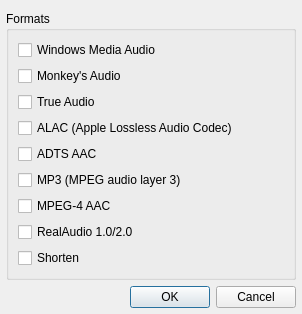
The window that src/plugins/Input/ffmpeg/settingsdialog.ui (ksv1986/qmmp-staging) describes before a commit, drawn with Qt 5.
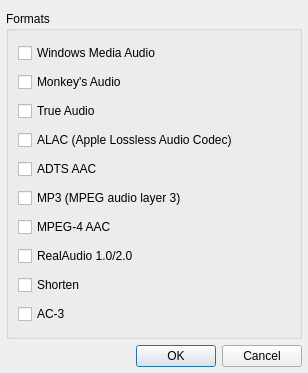
The same window after the commit.

The edit to the form file:
```diff
--- a/src/plugins/Input/ffmpeg/settingsdialog.ui
+++ b/src/plugins/Input/ffmpeg/settingsdialog.ui
@@ -6,8 +6,8 @@
    <rect>
     <x>0</x>
     <y>0</y>
-    <width>302</width>
-    <height>311</height>
+    <width>308</width>
+    <height>373</height>
    </rect>
   </property>
   <property name="windowTitle">
@@ -118,6 +118,13 @@
         </property>
        </widget>
       </item>
+      <item>
+       <widget class="QCheckBox" name="ac3CheckBox">
+        <property name="text">
+         <string>AC-3</string>
+        </property>
+       </widget>
+      </item>
      </layout>
     </widget>
    </item>
```
